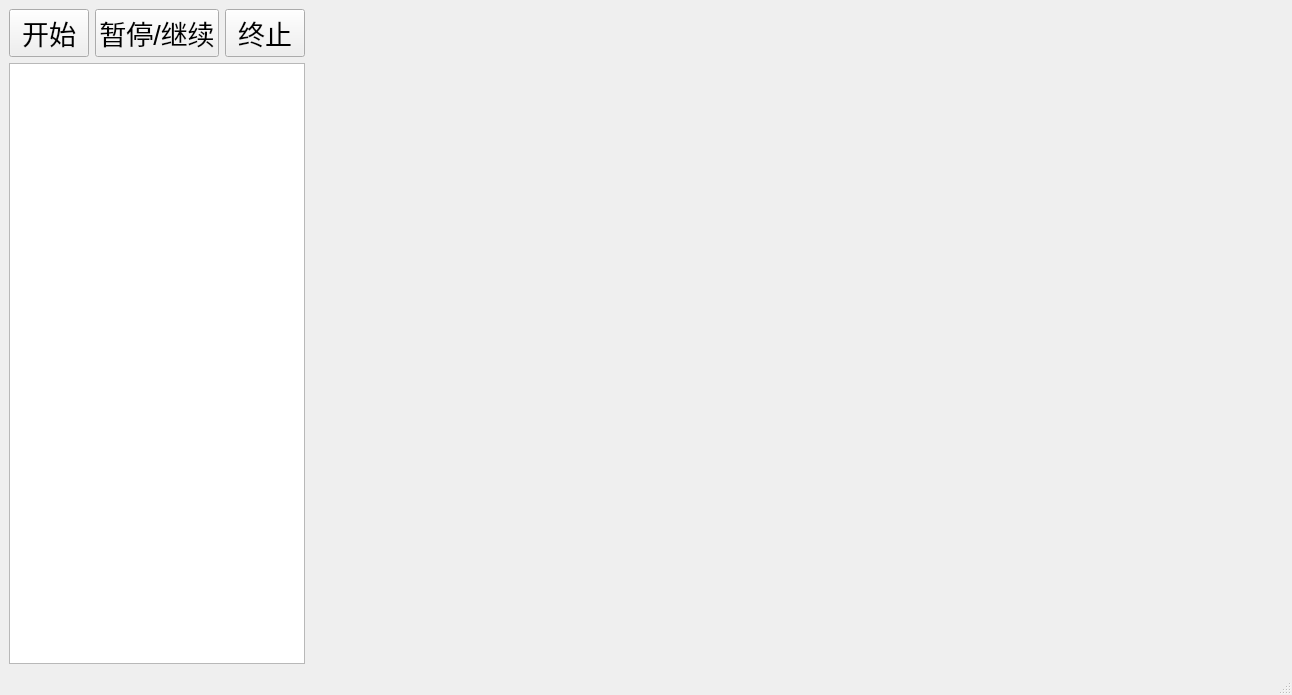
Qt form realtime_draw/GUI.ui (tocods/jobSimQt) before a commit.
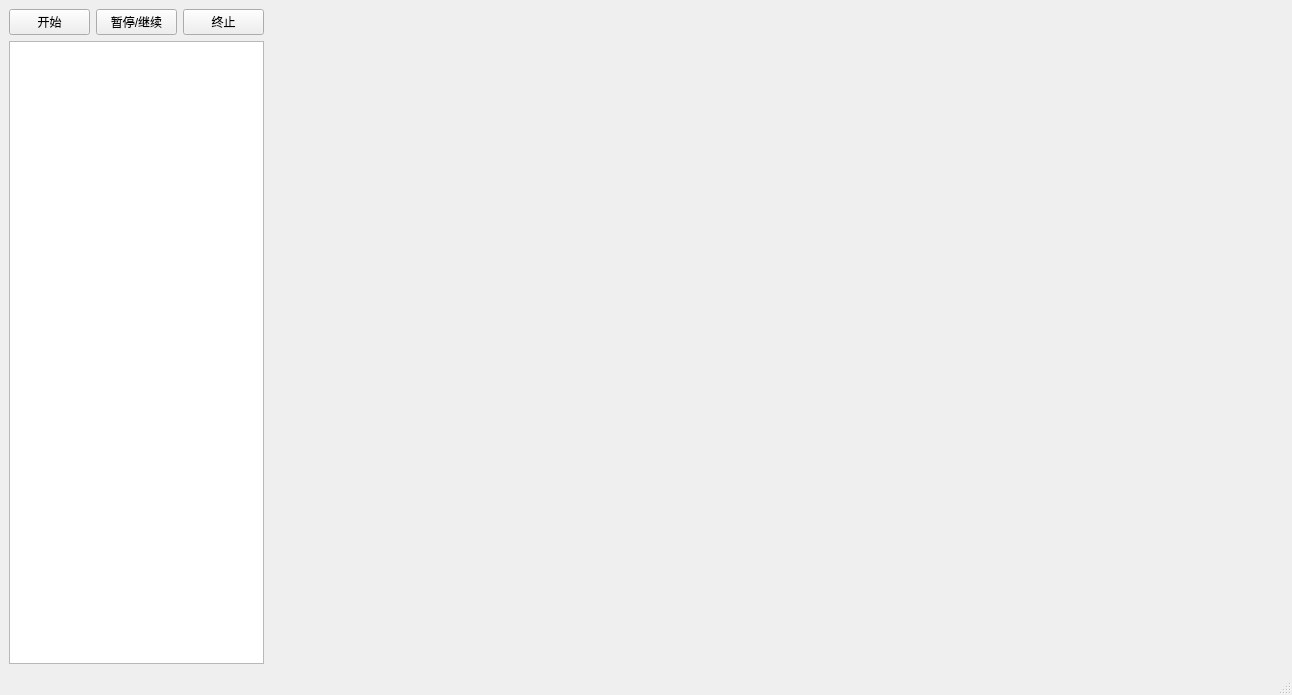
The same form after that commit.

```diff
--- a/realtime_draw/GUI.ui
+++ b/realtime_draw/GUI.ui
@@ -29,11 +29,6 @@
           </property>
           <item>
            <widget class="QPushButton" name="displayButton">
-            <property name="font">
-             <font>
-              <pointsize>20</pointsize>
-             </font>
-            </property>
             <property name="text">
              <string>开始</string>
             </property>
@@ -41,11 +36,6 @@
           </item>
           <item>
            <widget class="QPushButton" name="pauseButton">
-            <property name="font">
-             <font>
-              <pointsize>20</pointsize>
-             </font>
-            </property>
             <property name="text">
              <string>暂停/继续</string>
             </property>
@@ -53,11 +43,6 @@
           </item>
           <item>
            <widget class="QPushButton" name="stopButton">
-            <property name="font">
-             <font>
-              <pointsize>20</pointsize>
-             </font>
-            </property>
             <property name="text">
              <string>终止</string>
             </property>
@@ -67,11 +52,6 @@
         </item>
         <item>
          <widget class="QListWidget" name="listWidgetCheck">
-          <property name="font">
-           <font>
-            <pointsize>20</pointsize>
-           </font>
-          </property>
          </widget>
         </item>
        </layout>
```
